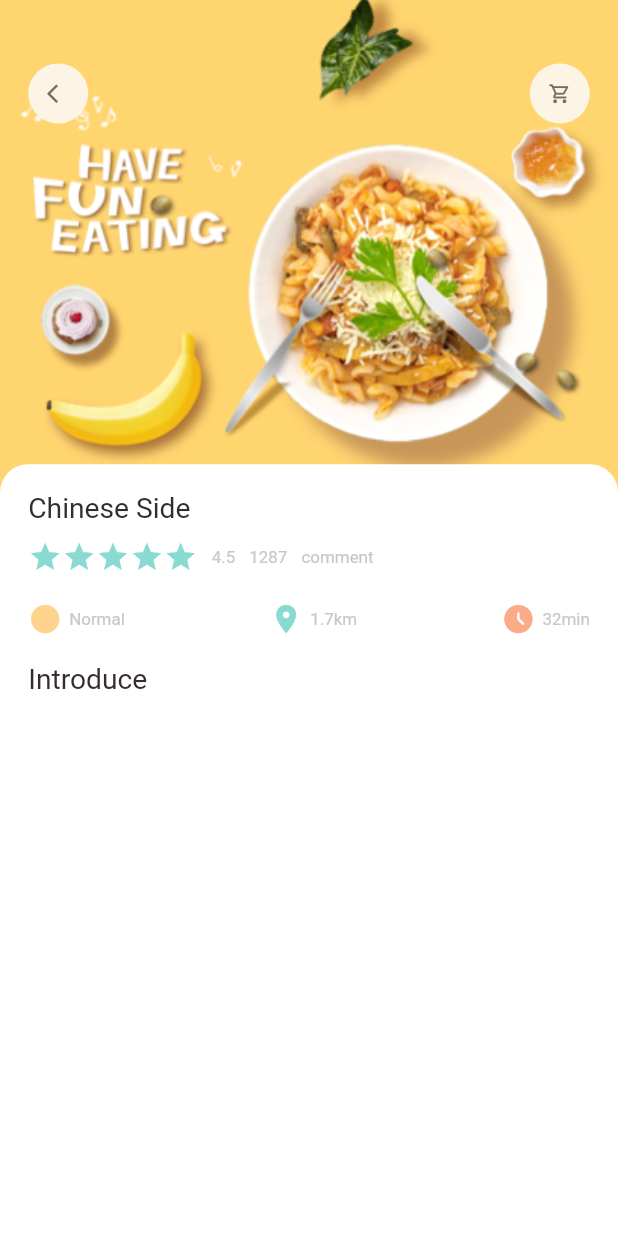
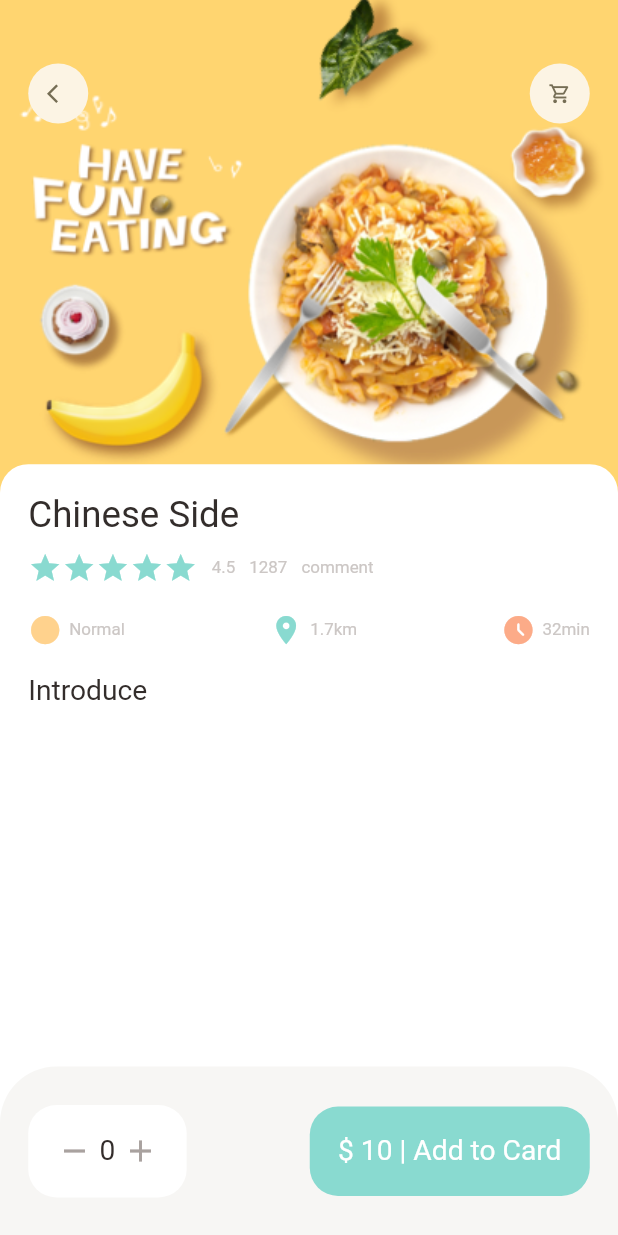
Before and after one commit to AmirMohammad79/food_delivery, a Flutter app: the screen it shows after launch, on a phone screen of 412 x 824 dp. Run offline on Flutter 3.47's test engine with Material 2 defaults, Android fonts, the phone set to English and light mode, and no system bars; our stand-ins replace dots_indicator, get; missing offline and left inert: dart:ffi.

Commit message:
add bottom Navigation Bar

```diff
--- a/lib/pages/food/popular_food_detail.dart
+++ b/lib/pages/food/popular_food_detail.dart
@@ -48,24 +48,97 @@ class PopularFoodDetail extends StatelessWidget {
             top: Dimensions.popularFoodImgSiz - 20,
             bottom: 0,
             child: Container(
-              padding: EdgeInsets.only(top: Dimensions.height20, bottom: Dimensions.height20,left: Dimensions.width20, right: Dimensions.width20),
+              padding: EdgeInsets.only(
+                  top: Dimensions.height20,
+                  bottom: Dimensions.height20,
+                  left: Dimensions.width20,
+                  right: Dimensions.width20),
               decoration: BoxDecoration(
                 color: Colors.white,
                 borderRadius: BorderRadius.only(
                   topRight: Radius.circular(Dimensions.radius20),
-                  topLeft: Radius.circular(Dimensions.radius20)
-                )
+                  topLeft: Radius.circular(Dimensions.radius20),
+                ),
               ),
               child: Column(
                 crossAxisAlignment: CrossAxisAlignment.start,
-              children: [
-                AppColumn(text: "Chinese Side"),
-                SizedBox(height: Dimensions.height20,),
-                BigText(text: "Introduce")
-              ],
-          ),
-            ),)
+                children: [
+                  AppColumn(
+                    text: "Chinese Side",
+                    titleSize: Dimensions.font26,
+                  ),
+                  SizedBox(
+                    height: Dimensions.height20,
+                  ),
+                  BigText(text: "Introduce")
+                ],
+              ),
+            ),
+          ) ,
+
         ],
+      ),
+      bottomNavigationBar: Container(
+        height: Dimensions.height120,
+        padding: EdgeInsets.only(
+            top: Dimensions.height20,
+            bottom: Dimensions.height20,
+            left: Dimensions.width20,
+            right: Dimensions.width20),
+        decoration: BoxDecoration(
+            borderRadius: BorderRadius.only(
+              topLeft: Radius.circular(Dimensions.radius20 * 2),
+              topRight: Radius.circular(Dimensions.radius20 * 2),
+            ),
+            color: AppColors.buttonBackgroundColor),
+        child: Row(
+          mainAxisAlignment: MainAxisAlignment.spaceBetween,
+          children: [
+            Container(
+              padding: EdgeInsets.only(
+                  top: Dimensions.height20,
+                  bottom: Dimensions.height20,
+                  left: Dimensions.width20,
+                  right: Dimensions.width20),
+              decoration: BoxDecoration(
+                  borderRadius: BorderRadius.circular(Dimensions.radius20),
+                  color: Colors.white),
+              child: Row(
+                children: [
+                  Icon(
+                    Icons.remove,
+                    color: AppColors.signColor,
+                  ),
+                  SizedBox(
+                    width: Dimensions.width10 / 2,
+                  ),
+                  BigText(text: "0"),
+                  SizedBox(
+                    width: Dimensions.width10 / 2,
+                  ),
+                  Icon(
+                    Icons.add,
+                    color: AppColors.signColor,
+                  )
+                ],
+              ),
+            ),
+            Container(
+              padding: EdgeInsets.only(
+                  top: Dimensions.height20,
+                  bottom: Dimensions.height20,
+                  left: Dimensions.width20,
+                  right: Dimensions.width20),
+              child: BigText(
+                text: "\$ 10 | Add to Card",
+                color: Colors.white,
+              ),
+              decoration: BoxDecoration(
+                  borderRadius: BorderRadius.circular(Dimensions.radius20),
+                  color: AppColors.mainColor),
+            )
+          ],
+        ),
       ),
     );
   }
--- a/lib/utils/dimensions.dart
+++ b/lib/utils/dimensions.dart
@@ -13,7 +13,7 @@ static double height15 = screenHeight /58.361;
 static double height20= screenHeight /43.771;
 static double height30 = screenHeight /29.180;
 static double height45 = screenHeight /19.453;
-
+  static double height120 =  screenHeight / 7.295;
 
 // dynamic width and padding and margin
   static double width5 = screenHeight /175.085;
@@ -26,6 +26,7 @@ static double height45 = screenHeight /19.453;
 //dynamic font
   static double font20= screenHeight /43.771;
   static double font12= screenHeight /72.952;
+  static double font26= screenHeight /33.67;
 
 
   // dynamic icons size
```
